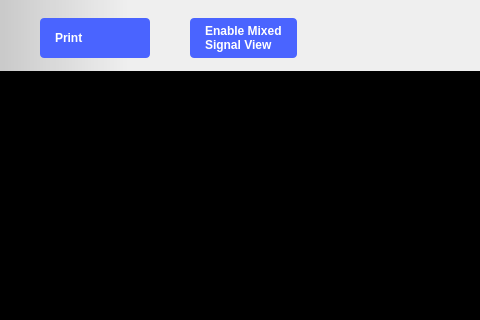
The window that ui/oscilloscope.ui (analogdevicesinc/scopy) describes before a commit, drawn with Qt 5; both pictures show x 0 to 480 and y 0 to 320 of the 1280 by 654 pixel window.
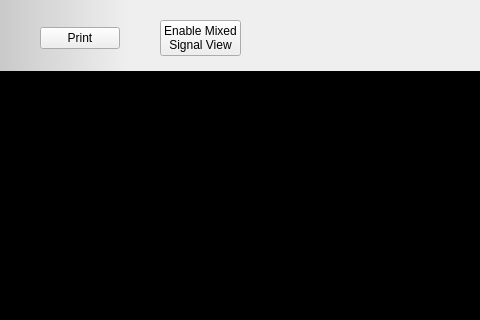
The same window after the commit. Icons and pictures are not drawn. Custom widgets are drawn as their Qt base class.

```diff
--- a/ui/oscilloscope.ui
+++ b/ui/oscilloscope.ui
@@ -100,29 +100,7 @@
            <enum>Qt::RightToLeft</enum>
           </property>
           <property name="styleSheet">
-           <string notr="true">
-QPushButton {
-  width: 80px;
-  height: 40px;
-
-  text-align: left;
-  font-weight: bold;
-  padding-left: 15px;
-  padding-right: 15px;
-  border-radius: 4px;
-
-  background-color: #4a64ff;
-  color: #ffffff;
-
-}
-
-QPushButton:pressed {
-  background-color: #2a44df;
-}
-
-QPushButton:hover {
-	background-color: #4a34ff;
-}</string>
+           <string notr="true"/>
           </property>
           <property name="text">
            <string>Print</string>
@@ -141,30 +119,6 @@
         </item>
         <item>
          <widget class="QPushButton" name="mixedSignalBtn">
-          <property name="styleSheet">
-           <string notr="true">
-QPushButton {
-  height: 40px;
-
-  text-align: left;
-  font-weight: bold;
-  padding-left: 15px;
-  padding-right: 15px;
-  border-radius: 4px;
-
-  background-color: #4a64ff;
-  color: #ffffff;
-
-}
-
-QPushButton:pressed {
-  background-color: #2a44df;
-}
-
-QPushButton:hover {
-	background-color: #4a34ff;
-}</string>
-          </property>
           <property name="text">
            <string>Enable Mixed
 Signal View</string>
@@ -1090,29 +1044,29 @@
    <header>detachdragzone.h</header>
    <container>1</container>
   </customwidget>
+  <customwidget>
+   <class>adiscope::InstrumentNotes</class>
+   <extends>QWidget</extends>
+   <header>instrumentnotes.h</header>
+   <container>1</container>
+  </customwidget>
   <customwidget>
    <class>adiscope::MenuAnim</class>
    <extends>QWidget</extends>
    <header>menu_anim.hpp</header>
    <container>1</container>
   </customwidget>
+  <customwidget>
+   <class>adiscope::RunSingleWidget</class>
+   <extends>QWidget</extends>
+   <header>runsinglewidget.h</header>
+   <container>1</container>
+  </customwidget>
   <customwidget>
    <class>adiscope::CustomPushButton</class>
    <extends>QPushButton</extends>
    <header>customPushButton.hpp</header>
   </customwidget>
-  <customwidget>
-   <class>adiscope::RunSingleWidget</class>
-   <extends>QWidget</extends>
-   <header>runsinglewidget.h</header>
-   <container>1</container>
-  </customwidget>
-  <customwidget>
-   <class>adiscope::InstrumentNotes</class>
-   <extends>QWidget</extends>
-   <header>instrumentnotes.h</header>
-   <container>1</container>
-  </customwidget>
  </customwidgets>
  <resources>
   <include location="../resources/resources.qrc"/>
```
Left out of the diff: 6 changed lines with no effect on the pictures.
